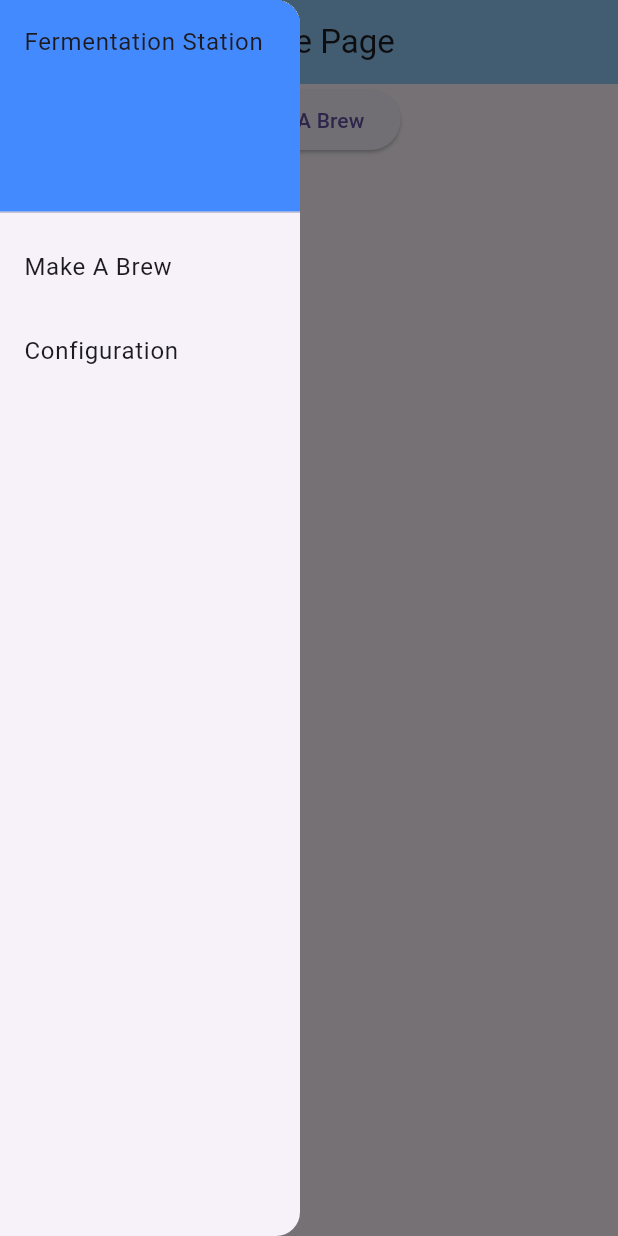
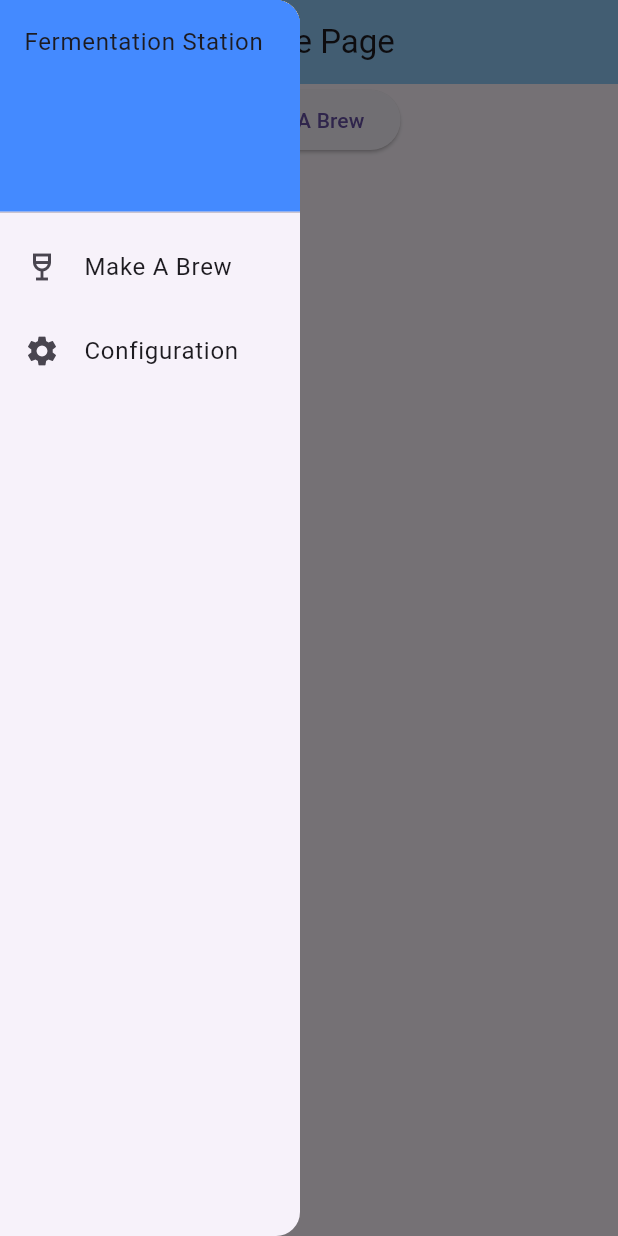
Before and after one commit to Seanm64/FermentationStation, a Flutter app: the screen it shows after launch, with the side drawer open, on a phone screen of 412 x 824 dp. Run offline on Flutter 3.47's test engine with Material 3 defaults, Android fonts, the phone set to English and light mode, and no system bars; our stand-ins replace hive; accounts and stored records are empty; generated files the repository leaves out were written again.

Commit message:
Added leading icons to Drawer

```diff
--- a/lib/pages/home_page.dart
+++ b/lib/pages/home_page.dart
@@ -64,6 +64,7 @@ class _HomeState extends State<Home> {
               ),
             ),
             ListTile(
+              leading: Icon(Icons.wine_bar_outlined),
               title: const Text('Make A Brew'),
               onTap: () {
                 // Close the drawer
@@ -72,6 +73,7 @@ class _HomeState extends State<Home> {
               },
             ),
             ListTile(
+              leading: const Icon(Icons.settings),
               title: const Text('Configuration'),
               onTap: () {
                 // Close the drawer
```
